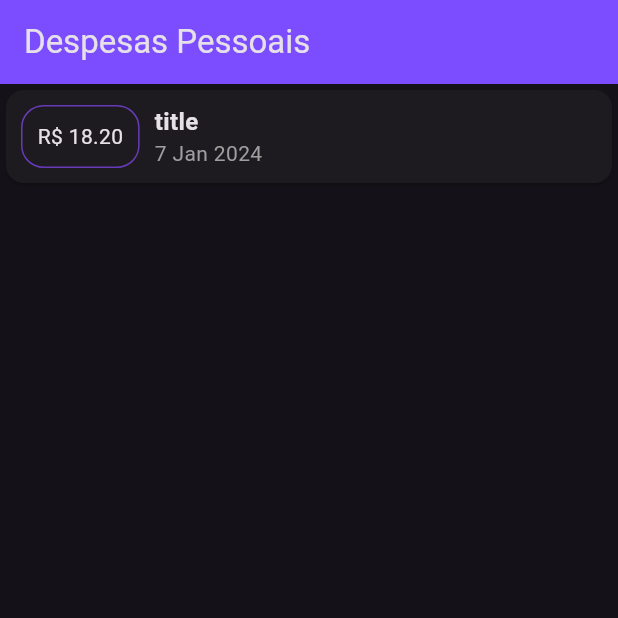
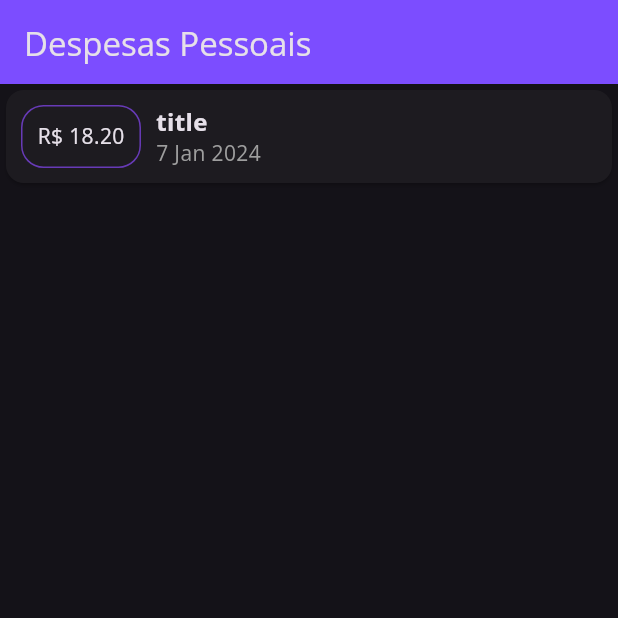
Before and after one commit to KauaHenSilva/dart_flutter_despesas_pessoais, a Flutter app: the screen it shows after launch, on a phone screen of 412 x 824 dp, the top half of it. Run offline on Flutter 3.47's test engine with Material 3 defaults, Android fonts, the phone set to English and light mode, and no system bars.

Commit message:
set: font

```diff
--- a/lib/main.dart
+++ b/lib/main.dart
@@ -14,7 +14,10 @@ class MyApp extends StatelessWidget {
   Widget build(BuildContext context) {
     return MaterialApp(
       title: 'Flutter Demo',
-      theme: ThemeData.dark(),
+      theme: ThemeData(
+        fontFamily: 'OpenSans',
+        brightness: Brightness.dark,
+      ),
       home: const MyHomePage(),
     );
   }
```
